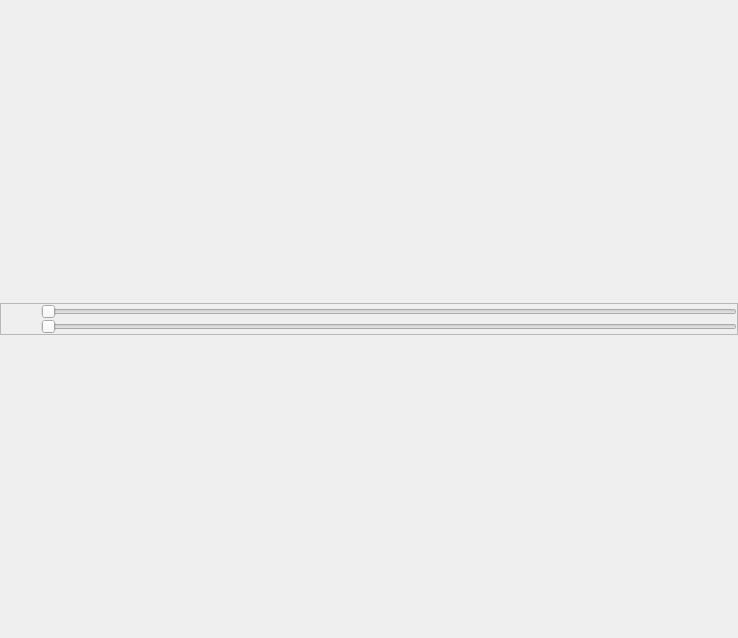
This is Peleng/Library/CustomPlotForPreview2D/Preview2D.ui in remsens/Peleng as Qt 5 draws it before an edit. The edited form follows.
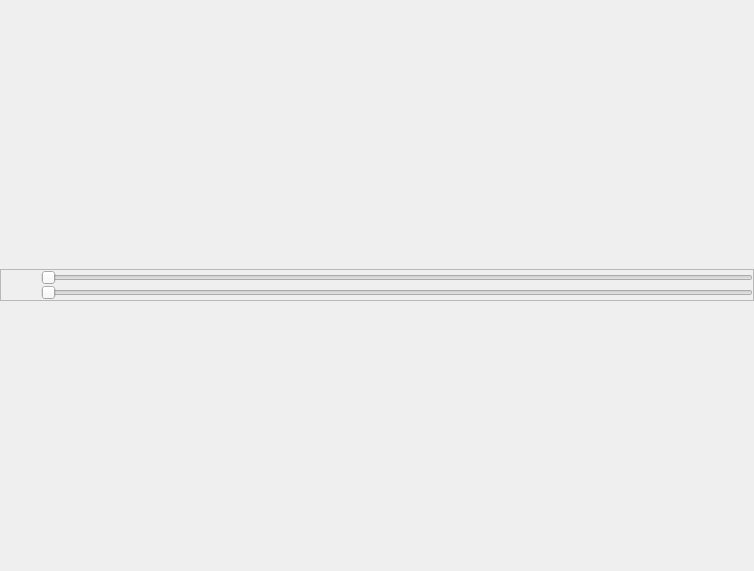
This is the edited form. Icons and pictures are not drawn.

Commit message: Не решен баг с ресайзом окна при cols > rows

```diff
--- a/Peleng/Library/CustomPlotForPreview2D/Preview2D.ui
+++ b/Peleng/Library/CustomPlotForPreview2D/Preview2D.ui
@@ -6,8 +6,8 @@
    <rect>
     <x>0</x>
     <y>0</y>
-    <width>738</width>
-    <height>638</height>
+    <width>754</width>
+    <height>571</height>
    </rect>
   </property>
   <property name="windowTitle">
```
Left out of the diff: 3 changed lines with no effect on the pictures. The commit also changes 2 other files.
